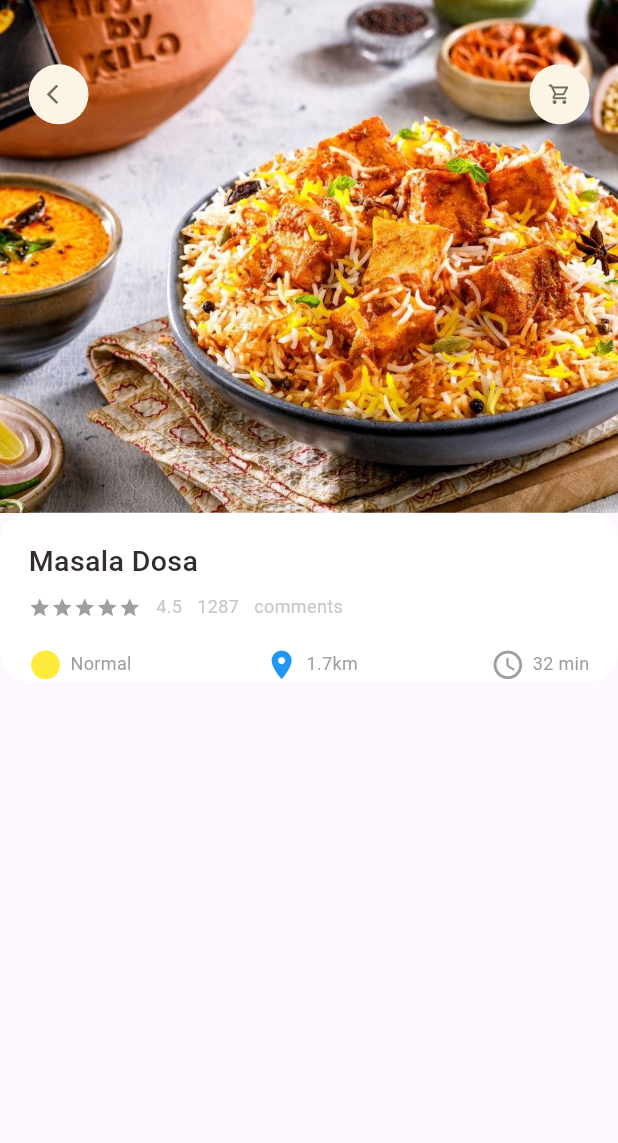
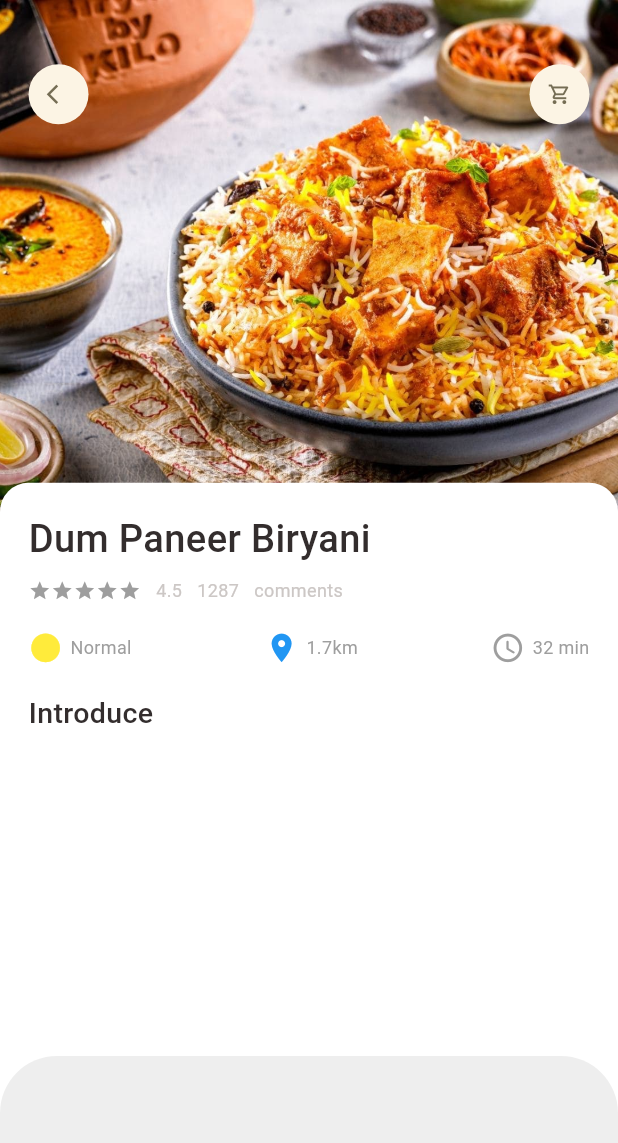
Before and after one commit to prashantmanna/flutter_food_delivery_app, a Flutter app: the screen it shows after launch, on a phone screen of 412 x 824 dp. Shown: the top 1143 px of the screen. Run offline on Flutter 3.47's test engine with Material 3 defaults, Android fonts, the phone set to English and light mode, and no system bars; our stand-ins replace dots_indicator, get.

Commit message:
first commit

```diff
--- a/lib/home/food_page_body.dart
+++ b/lib/home/food_page_body.dart
@@ -1,6 +1,7 @@
 import 'package:dots_indicator/dots_indicator.dart';
 import 'package:flutter/material.dart';
 import 'package:flutter_food_delivery_app/utils/Dimension.dart';
+import 'package:flutter_food_delivery_app/widgets/app_column.dart';
 import 'package:flutter_food_delivery_app/widgets/bigText.dart';
 import 'package:flutter_food_delivery_app/widgets/icon_and_text.dart';
 import 'package:flutter_food_delivery_app/widgets/small_text.dart';
@@ -118,36 +119,7 @@ class _FoodPageBodyState extends State<FoodPageBody> {
                         ),
                         child: Padding(
                           padding: EdgeInsets.only(left: Dimension.width10,right: Dimension.width10),
-                          child: Column(
-                            mainAxisAlignment: MainAxisAlignment.center,
-                            crossAxisAlignment: CrossAxisAlignment.start,
-                            children: [
-                              Bigtext(text: "Famous Vadapav of mumbai"),
-                              SizedBox(height: Dimension.height10,),
-                              small_text(text: "With Green Chutney"),
-                              SizedBox(height: Dimension.height10,),
-                              Row(
-                                mainAxisAlignment: MainAxisAlignment.spaceBetween,
-                                children: [
-                                  IconAndText(
-                                      icon: Icons.circle,
-                                      text: "Normal",
-                                      color: Colors.grey,
-                                      iconColor: Colors.yellow),
-                                  IconAndText(
-                                      icon: Icons.location_on,
-                                      text: "1.7km",
-                                      color: Colors.grey,
-                                      iconColor: Colors.blue),
-                                  IconAndText(
-                                      icon: Icons.access_time_rounded,
-                                      text: "32 min",
-                                      color: Colors.grey,
-                                      iconColor: Colors.grey),
-                                ],
-                              )
-                            ],
-                          ),
+                          child: AppColumn(text: "Masala Dosa",),
                         ),
                       ),
 
--- a/lib/screens/popular_food.dart
+++ b/lib/screens/popular_food.dart
@@ -1,5 +1,6 @@
 import 'package:flutter/material.dart';
 import 'package:flutter_food_delivery_app/utils/Dimension.dart';
+import 'package:flutter_food_delivery_app/widgets/app_column.dart';
 import 'package:flutter_food_delivery_app/widgets/app_icon.dart';
 
 import '../widgets/bigText.dart';
@@ -12,10 +13,9 @@ class popular_food extends StatelessWidget {
   @override
   Widget build(BuildContext context) {
     return Scaffold(
+      backgroundColor: Colors.white,
       body: Stack(
-
         children: [
-
           Positioned(
               left: 0,
               right: 0,
@@ -25,11 +25,7 @@ class popular_food extends StatelessWidget {
                 decoration: BoxDecoration(
                     image: DecorationImage(
                         fit: BoxFit.cover,
-                        image: AssetImage(
-                            "assets/images/biryani.jpg"
-                        )
-                    )
-                ),
+                        image: AssetImage("assets/images/biryani.jpg"))),
               )),
           Positioned(
             top: Dimension.height45,
@@ -46,76 +42,41 @@ class popular_food extends StatelessWidget {
           Positioned(
               left: 0,
               right: 0,
-              top: Dimension.popular_food_size,
+              bottom: 0,
+              top: Dimension.popular_food_size - 20,
               child: Container(
-                padding: EdgeInsets.only(left: Dimension.width20,
+                padding: EdgeInsets.only(
+                    left: Dimension.width20,
                     right: Dimension.width20,
                     top: Dimension.height20),
                 decoration: BoxDecoration(
-                    borderRadius: BorderRadius.circular(Dimension.radius20),
-                    color: Colors.white
+                    borderRadius: BorderRadius.only(
+                        topRight: Radius.circular(Dimension.radius20),
+                        topLeft: Radius.circular(Dimension.radius20)),
+                    color: Colors.white),
+                child: Column(
+                  crossAxisAlignment: CrossAxisAlignment.start,
+                  children: [
+                    AppColumn(text: "Dum Paneer Biryani",),
+                    SizedBox(height: Dimension.height20,),
+                    Bigtext(text: "Introduce")
+                  ],
                 ),
-                  child: Column(
-                    crossAxisAlignment: CrossAxisAlignment.start,
-                    children: [
-                      Bigtext(
-                        text: "Masala Dosa",
-                      ),
-                      SizedBox(
-                        height: Dimension.height10,
-                      ),
-                      Row(
-                        children: [
-                          Wrap(
-                            children: List.generate(
-                                5,
-                                    (index) => Icon(
-                                  Icons.star,
-                                  color: Colors.grey,
-                                  size: 15,
-                                )),
-                          ),
-                          SizedBox(
-                            width: 10,
-                          ),
-                          small_text(text: "4.5"),
-                          SizedBox(
-                            width: 10,
-                          ),
-                          small_text(text: "1287"),
-                          SizedBox(
-                            width: 10,
-                          ),
-                          small_text(text: "comments"),
-                        ],
-                      ),
-                      SizedBox(
-                        height: Dimension.height20,
-                      ),
-                      Row(
-                        mainAxisAlignment: MainAxisAlignment.spaceBetween,
-                        children: [
-                          IconAndText(
-                              icon: Icons.circle,
-                              text: "Normal",
-                              color: Colors.grey,
-                              iconColor: Colors.yellow),
-                          IconAndText(
-                              icon: Icons.location_on,
-                              text: "1.7km",
-                              color: Colors.grey,
-                              iconColor: Colors.blue),
-                          IconAndText(
-                              icon: Icons.access_time_rounded,
-                              text: "32 min",
-                              color: Colors.grey,
-                              iconColor: Colors.grey),
-                        ],
-                      )
-                    ],
-                  ),
               ))
         ],
+      ),
+      bottomNavigationBar: Container(
+        height: 120,
+        padding: EdgeInsets.only(top: Dimension.height30,bottom: Dimension.height30,left: Dimension.width20,right: Dimension.width20),
+        decoration: BoxDecoration(
+          color: Colors.grey.shade200,
+          borderRadius: BorderRadius.only(topLeft: Radius.circular(Dimension.radius20*2),topRight: Radius.circular(Dimension.radius20*2))
+        ),
+        child: Row(
+          children: [
+
+          ],
+        ),
       ),
     );
   }
--- a/lib/utils/Dimension.dart
+++ b/lib/utils/Dimension.dart
@@ -36,6 +36,9 @@ class Dimension{
   //popular_food
   static double popular_food_size = screenHeight/2.41;
 
+  //text font size
+  static double font26 = screenHeight/32.46;
+
   //new icon size
 
 }
--- /dev/null
+++ b/lib/widgets/app_column.dart
@@ -0,0 +1,76 @@
+import 'package:flutter/material.dart';
+import 'package:flutter_food_delivery_app/widgets/small_text.dart';
+
+import '../utils/Dimension.dart';
+import 'bigText.dart';
+import 'icon_and_text.dart';
+
+class AppColumn extends StatelessWidget {
+  final String text;
+
+  const AppColumn({super.key, required this.text});
+
+  @override
+  Widget build(BuildContext context) {
+    return Column(
+      crossAxisAlignment: CrossAxisAlignment.start,
+      children: [
+        Bigtext(
+          text: text,
+          size: Dimension.font26,
+        ),
+        SizedBox(
+          height: Dimension.height10,
+        ),
+        Row(
+          children: [
+            Wrap(
+              children: List.generate(
+                  5,
+                  (index) => Icon(
+                        Icons.star,
+                        color: Colors.grey,
+                        size: 15,
+                      )),
+            ),
+            const SizedBox(
+              width: 10,
+            ),
+            small_text(text: "4.5"),
+            const SizedBox(
+              width: 10,
+            ),
+            small_text(text: "1287"),
+            const SizedBox(
+              width: 10,
+            ),
+            small_text(text: "comments"),
+          ],
+        ),
+        SizedBox(
+          height: Dimension.height20,
+        ),
+        Row(
+          mainAxisAlignment: MainAxisAlignment.spaceBetween,
+          children: [
+            IconAndText(
+                icon: Icons.circle,
+                text: "Normal",
+                color: Colors.grey,
+                iconColor: Colors.yellow),
+            IconAndText(
+                icon: Icons.location_on,
+                text: "1.7km",
+                color: Colors.grey,
+                iconColor: Colors.blue),
+            IconAndText(
+                icon: Icons.access_time_rounded,
+                text: "32 min",
+                color: Colors.grey,
+                iconColor: Colors.grey),
+          ],
+        )
+      ],
+    );
+  }
+}
```
